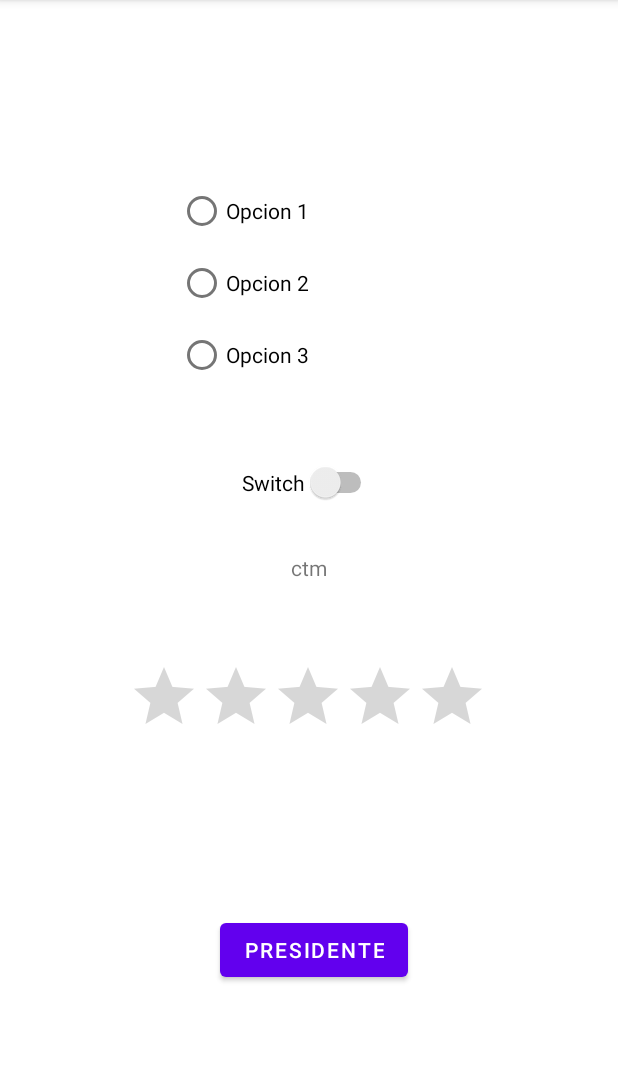
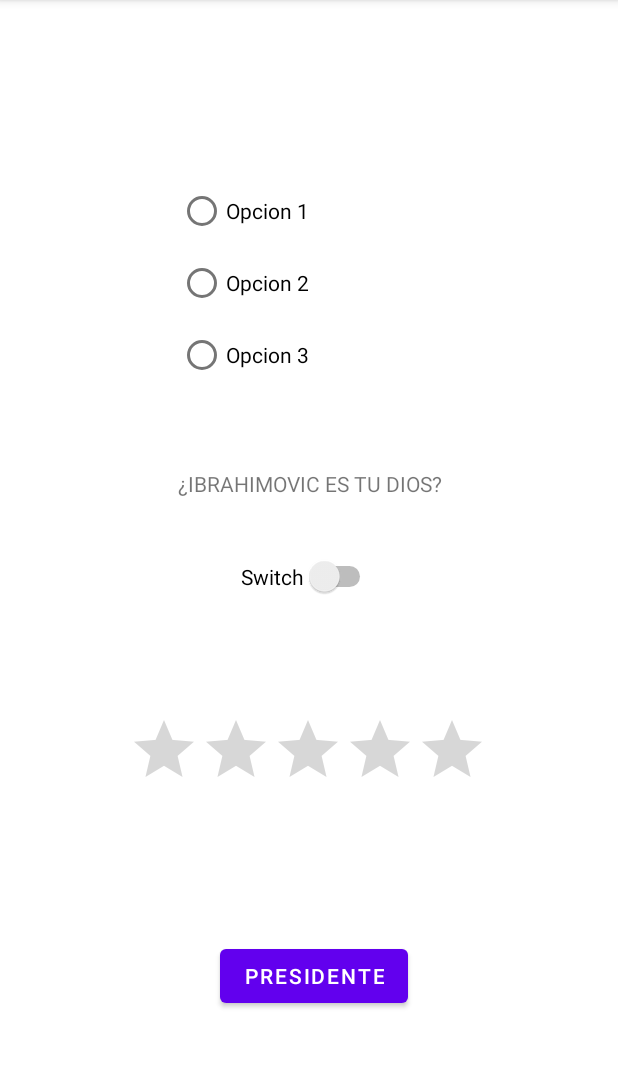
Before and after one commit to CristianSanchezBard/CapturaPantalla, an Android app: the screen it shows after launch (MainActivity), on a phone screen of 412 x 824 dp, the part 84-1152 px from its top. Run offline under Robolectric (Android 15) with nearby library versions, the phone set to English and light mode, and no system bars.

Commit message:
IBRAHIMOVIC

```diff
--- a/app/src/main/java/com/example/capturapantalla/MainActivity.java
+++ b/app/src/main/java/com/example/capturapantalla/MainActivity.java
@@ -2,6 +2,7 @@ package com.example.capturapantalla;
 
 import androidx.appcompat.app.AppCompatActivity;
 
+import android.annotation.SuppressLint;
 import android.content.Intent;
 import android.graphics.Bitmap;
 import android.os.Bundle;
@@ -11,21 +12,35 @@ import android.widget.ImageView;
 import android.widget.Switch;
 import android.widget.Toast;
 
+@SuppressLint("UseSwitchCompatOrMaterialCode")
 public class MainActivity extends AppCompatActivity {
 
 
     static Bitmap bitmap;
     Switch interruptor;
     Button boton;
-
-
+    int seleccion = 0;
 
 
     @Override
     protected void onCreate(Bundle savedInstanceState) {
         super.onCreate(savedInstanceState);
         setContentView(R.layout.activity_main);
+        boton=findViewById(R.id.btPresidente);
+        interruptor = findViewById(R.id.sActivalo);
+        boton.setOnClickListener(new View.OnClickListener() {
+            @Override
+            public void onClick(View view) {
+                if (!interruptor.isChecked()){
+                    seleccion = 1;
+                }else{
+                    seleccion = 2;
+                }
+                lanzarVentalla();
+            }
+        });
     }
+
 
     @Override
     protected void onPause() {
@@ -39,7 +54,8 @@ public class MainActivity extends AppCompatActivity {
 
     public void lanzarVentalla(){
         Intent lanzar = new Intent(this,SegundaPantalla.class);
-
+        lanzar.putExtra("eleccion",seleccion);
+        startActivity(lanzar);
 
     }
 
--- a/app/src/main/res/layout/activity_main.xml
+++ b/app/src/main/res/layout/activity_main.xml
@@ -10,12 +10,12 @@
         android:id="@+id/tvctm"
         android:layout_width="wrap_content"
         android:layout_height="wrap_content"
-        android:text="ctm"
-        app:layout_constraintBottom_toBottomOf="parent"
+        android:text="¿IBRAHIMOVIC ES TU DIOS?"
+        app:layout_constraintBottom_toTopOf="@+id/sActivalo"
+        app:layout_constraintHorizontal_bias="0.502"
         app:layout_constraintLeft_toLeftOf="parent"
         app:layout_constraintRight_toRightOf="parent"
-        app:layout_constraintTop_toBottomOf="@+id/radioGroup"
-        app:layout_constraintVertical_bias="0.2" />
+        app:layout_constraintTop_toBottomOf="@+id/radioGroup" />
 
     <RadioGroup
         android:id="@+id/radioGroup"
@@ -54,18 +54,19 @@
         app:layout_constraintEnd_toEndOf="parent"
         app:layout_constraintHorizontal_bias="0.497"
         app:layout_constraintStart_toStartOf="parent"
-        app:layout_constraintTop_toBottomOf="@+id/tvctm"
-        app:layout_constraintVertical_bias="0.163" />
+        app:layout_constraintTop_toBottomOf="@+id/sActivalo"
+        app:layout_constraintVertical_bias="0.249" />
 
     <Switch
-        android:id="@+id/switch1"
+        android:id="@+id/sActivalo"
         android:layout_width="wrap_content"
         android:layout_height="wrap_content"
         android:text="Switch"
-        app:layout_constraintBottom_toTopOf="@+id/tvctm"
+        app:layout_constraintBottom_toBottomOf="parent"
         app:layout_constraintEnd_toEndOf="parent"
+        app:layout_constraintHorizontal_bias="0.498"
         app:layout_constraintStart_toStartOf="parent"
-        app:layout_constraintTop_toBottomOf="@+id/radioGroup" />
+        app:layout_constraintTop_toTopOf="parent" />
 
     <Button
         android:id="@+id/btPresidente"
--- a/app/src/main/res/layout/activity_segunda_pantalla.xml
+++ b/app/src/main/res/layout/activity_segunda_pantalla.xml
@@ -9,8 +9,8 @@
 
     <ImageView
         android:id="@+id/ivImagen"
-        android:layout_width="wrap_content"
-        android:layout_height="wrap_content"
+        android:layout_width="168dp"
+        android:layout_height="304dp"
         app:layout_constraintBottom_toBottomOf="parent"
         app:layout_constraintEnd_toEndOf="parent"
         app:layout_constraintStart_toStartOf="parent"
```
Also changed, not shown: app/src/main/java/com/example/capturapantalla/SegundaPantalla.java (+14 -1 lines), app/src/main/res/drawable/ibra.jpg (added).
